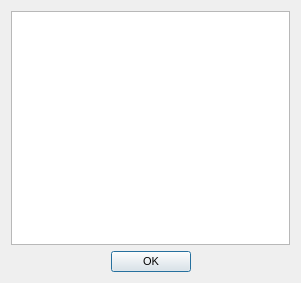
The window that src/restoreerrorsdialog.ui (EPC-MSU/XILab) describes before a commit, drawn with Qt 5.
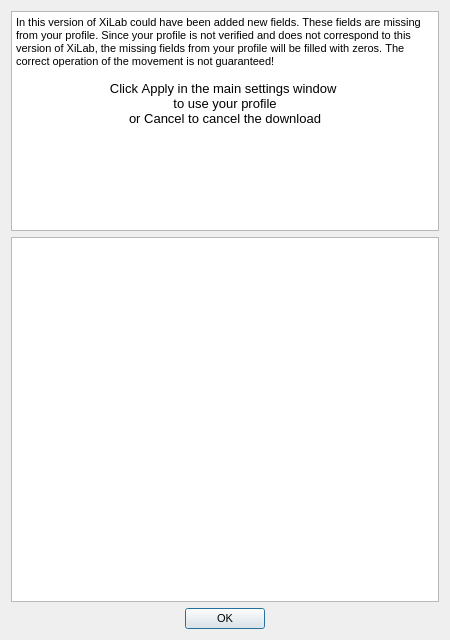
The same window after the commit.

Commit message: Adding a message about a questionable profile upload

Diff of the .ui file:
```diff
--- a/src/restoreerrorsdialog.ui
+++ b/src/restoreerrorsdialog.ui
@@ -2,12 +2,15 @@
 <ui version="4.0">
  <class>RestoreErrorsDialogClass</class>
  <widget class="QDialog" name="RestoreErrorsDialogClass">
+  <property name="enabled">
+   <bool>true</bool>
+  </property>
   <property name="geometry">
    <rect>
     <x>0</x>
     <y>0</y>
-    <width>301</width>
-    <height>283</height>
+    <width>450</width>
+    <height>640</height>
    </rect>
   </property>
   <property name="font">
@@ -27,6 +30,30 @@
    <bool>true</bool>
   </property>
   <layout class="QVBoxLayout" name="verticalLayout">
+   <item alignment="Qt::AlignTop">
+    <widget class="QTextBrowser" name="textBrowser">
+     <property name="enabled">
+      <bool>true</bool>
+     </property>
+     <property name="minimumSize">
+      <size>
+       <width>0</width>
+       <height>220</height>
+      </size>
+     </property>
+     <property name="html">
+      <string>&lt;!DOCTYPE HTML PUBLIC &quot;-//W3C//DTD HTML 4.0//EN&quot; &quot;http://www.w3.org/TR/REC-html40/strict.dtd&quot;&gt;
+&lt;html&gt;&lt;head&gt;&lt;meta name=&quot;qrichtext&quot; content=&quot;1&quot; /&gt;&lt;style type=&quot;text/css&quot;&gt;
+p, li { white-space: pre-wrap; }
+&lt;/style&gt;&lt;/head&gt;&lt;body style=&quot; font-family:'Arial'; font-size:8pt; font-weight:400; font-style:normal;&quot;&gt;
+&lt;p style=&quot; margin-top:0px; margin-bottom:0px; margin-left:0px; margin-right:0px; -qt-block-indent:0; text-indent:0px;&quot;&gt;In this version of XiLab could have been added new fields. These fields are missing from your profile. Since your profile is not verified and does not correspond to this version of XiLab, the missing fields from your profile will be filled with zeros. The correct operation of the movement is not guaranteed! &lt;/p&gt;
+&lt;p style=&quot;-qt-paragraph-type:empty; margin-top:0px; margin-bottom:0px; margin-left:0px; margin-right:0px; -qt-block-indent:0; text-indent:0px;&quot;&gt;&lt;br /&gt;&lt;/p&gt;
+&lt;p align=&quot;center&quot; style=&quot; margin-top:0px; margin-bottom:0px; margin-left:0px; margin-right:0px; -qt-block-indent:0; text-indent:0px;&quot;&gt;&lt;span style=&quot; font-size:10pt;&quot;&gt;Click Apply in the main settings window &lt;/span&gt;&lt;/p&gt;
+&lt;p align=&quot;center&quot; style=&quot; margin-top:0px; margin-bottom:0px; margin-left:0px; margin-right:0px; -qt-block-indent:0; text-indent:0px;&quot;&gt;&lt;span style=&quot; font-size:10pt;&quot;&gt;to use your profile&lt;/span&gt;&lt;/p&gt;
+&lt;p align=&quot;center&quot; style=&quot; margin-top:0px; margin-bottom:0px; margin-left:0px; margin-right:0px; -qt-block-indent:0; text-indent:0px;&quot;&gt;&lt;span style=&quot; font-size:10pt;&quot;&gt;or Cancel to cancel the download&lt;/span&gt;&lt;/p&gt;&lt;/body&gt;&lt;/html&gt;</string>
+     </property>
+    </widget>
+   </item>
    <item>
     <widget class="QListWidget" name="listWidget">
      <property name="font">
```
The commit also changes 1 other file.
